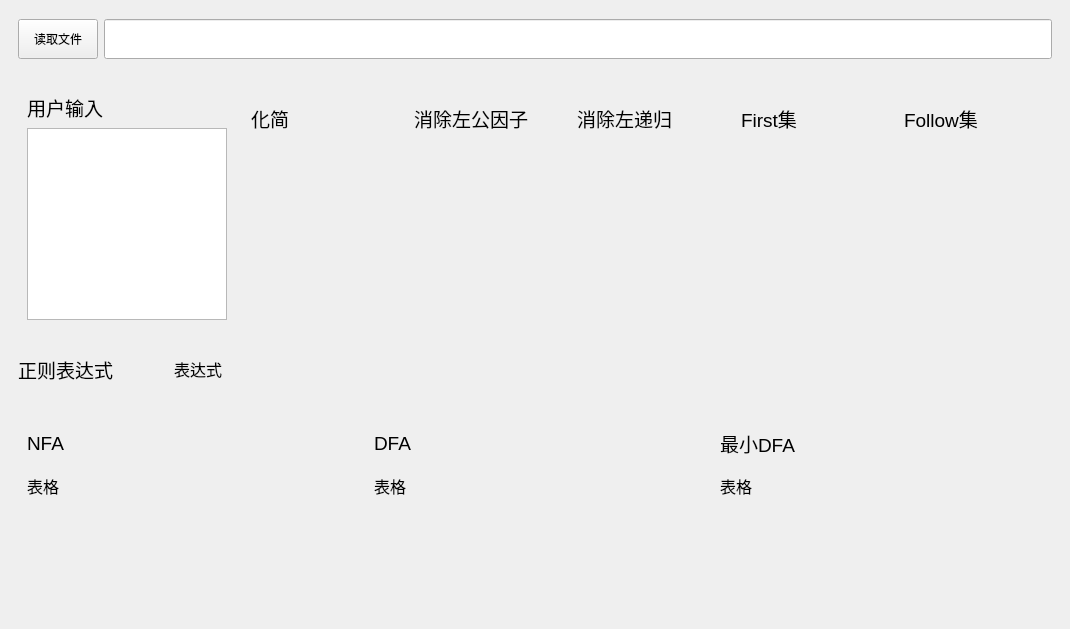
Before: the Qt Designer form Exp3/src/mainwindow.ui in Das-May/Compiler-Homework, drawn with Qt 5.
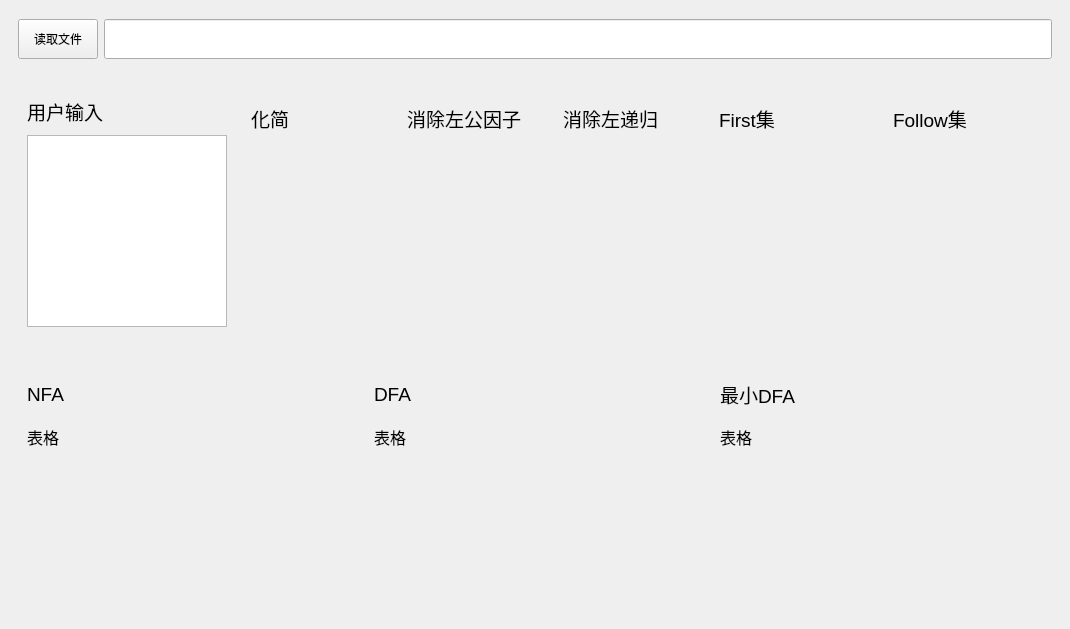
After: the same form once the commit is applied.

```diff
--- a/Exp3/src/mainwindow.ui
+++ b/Exp3/src/mainwindow.ui
@@ -84,7 +84,7 @@
             </property>
             <property name="minimumSize">
              <size>
-              <width>150</width>
+              <width>100</width>
               <height>0</height>
              </size>
             </property>
@@ -259,7 +259,7 @@
            <widget class="QLabel" name="First_Lable">
             <property name="minimumSize">
              <size>
-              <width>100</width>
+              <width>150</width>
               <height>0</height>
              </size>
             </property>
@@ -304,7 +304,7 @@
            <widget class="QLabel" name="Follow_Lable">
             <property name="minimumSize">
              <size>
-              <width>100</width>
+              <width>150</width>
               <height>0</height>
              </size>
             </property>
@@ -327,57 +327,6 @@
       </layout>
      </widget>
     </item>
-    <item>
-     <widget class="QWidget" name="widget_8" native="true">
-      <property name="maximumSize">
-       <size>
-        <width>16777215</width>
-        <height>50</height>
-       </size>
-      </property>
-      <layout class="QHBoxLayout" name="horizontalLayout_4">
-       <item>
-        <widget class="QLabel" name="label">
-         <property name="maximumSize">
-          <size>
-           <width>150</width>
-           <height>16777215</height>
-          </size>
-         </property>
-         <property name="font">
-          <font>
-           <pointsize>14</pointsize>
-          </font>
-         </property>
-         <property name="text">
-          <string>正则表达式</string>
-         </property>
-        </widget>
-       </item>
-       <item>
-        <widget class="QLabel" name="Simplify_Lable_2">
-         <property name="minimumSize">
-          <size>
-           <width>100</width>
-           <height>0</height>
-          </size>
-         </property>
-         <property name="font">
-          <font>
-           <pointsize>12</pointsize>
-          </font>
-         </property>
-         <property name="text">
-          <string>表达式</string>
-         </property>
-         <property name="alignment">
-          <set>Qt::AlignLeading|Qt::AlignLeft|Qt::AlignVCenter</set>
-         </property>
-        </widget>
-       </item>
-      </layout>
-     </widget>
-    </item>
     <item>
      <widget class="QWidget" name="widget_4" native="true">
       <layout class="QHBoxLayout" name="horizontalLayout_3">
```
